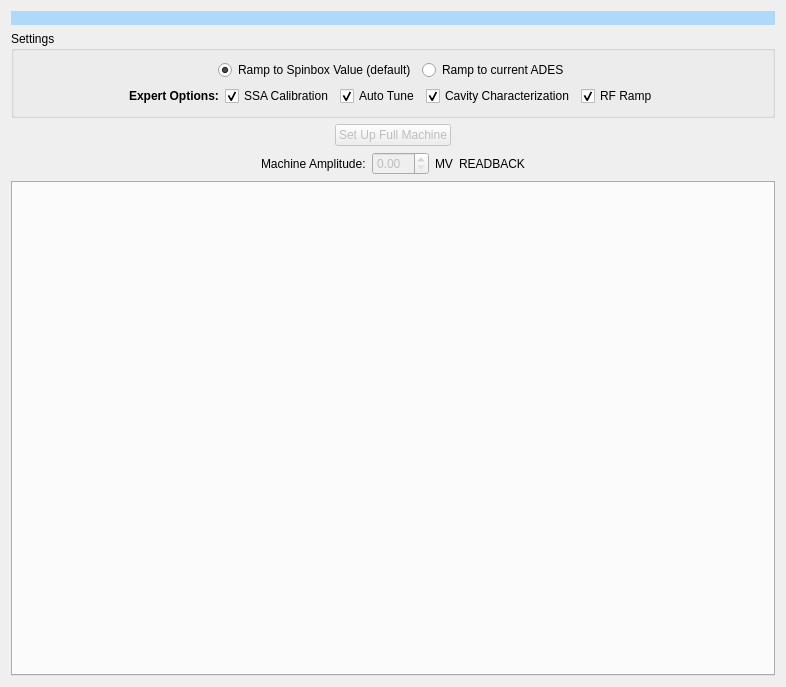
First picture: the form in setup.ui, repository slaclab/srf_auto_setup, before the edit.
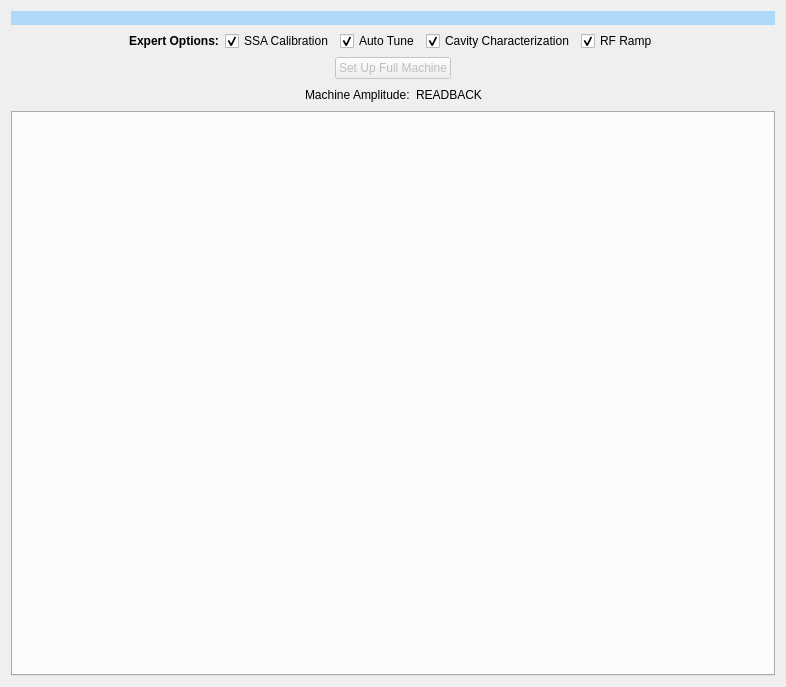
Second picture: the form after the edit.

Commit message: first pass at removing amplitude rebalancing. also now always ramping to ades

Diff of the .ui file:
```diff
--- a/setup.ui
+++ b/setup.ui
@@ -25,12 +25,6 @@
     </widget>
    </item>
    <item>
-    <widget class="QGroupBox" name="groupBox">
-     <property name="title">
-      <string>Settings</string>
-     </property>
-     <layout class="QGridLayout" name="gridLayout">
-      <item row="1" column="0">
        <layout class="QHBoxLayout" name="horizontalLayout_5">
         <item>
          <spacer name="horizontalSpacer_7">
@@ -113,59 +107,6 @@
         </item>
        </layout>
       </item>
-      <item row="0" column="0">
-       <layout class="QHBoxLayout" name="horizontalLayout_6">
-        <item>
-         <spacer name="horizontalSpacer_9">
-          <property name="orientation">
-           <enum>Qt::Horizontal</enum>
-          </property>
-          <property name="sizeHint" stdset="0">
-           <size>
-            <width>40</width>
-            <height>20</height>
-           </size>
-          </property>
-         </spacer>
-        </item>
-        <item>
-         <widget class="QRadioButton" name="use_spinbox_button">
-          <property name="text">
-           <string>Ramp to Spinbox Value (default)</string>
-          </property>
-          <property name="checked">
-           <bool>true</bool>
-          </property>
-         </widget>
-        </item>
-        <item>
-         <widget class="QRadioButton" name="use_ades_button">
-          <property name="text">
-           <string>Ramp to current ADES</string>
-          </property>
-          <property name="checked">
-           <bool>false</bool>
-          </property>
-         </widget>
-        </item>
-        <item>
-         <spacer name="horizontalSpacer_10">
-          <property name="orientation">
-           <enum>Qt::Horizontal</enum>
-          </property>
-          <property name="sizeHint" stdset="0">
-           <size>
-            <width>40</width>
-            <height>20</height>
-           </size>
-          </property>
-         </spacer>
-        </item>
-       </layout>
-      </item>
-     </layout>
-    </widget>
-   </item>
    <item>
     <layout class="QHBoxLayout" name="horizontalLayout_2">
      <item>
@@ -228,20 +169,6 @@
        </property>
       </widget>
      </item>
-     <item>
-      <widget class="QDoubleSpinBox" name="machine_spinbox">
-       <property name="enabled">
-        <bool>false</bool>
-       </property>
-      </widget>
-     </item>
-     <item>
-      <widget class="QLabel" name="label_5">
-       <property name="text">
-        <string>MV</string>
-       </property>
-      </widget>
-     </item>
      <item>
       <widget class="QLabel" name="machine_readback_label">
        <property name="text">
```
Left out of the diff: 12 changed lines with no effect on the pictures. Lines whose indentation alone changed are shown as unchanged. The commit also changes 1 other file.
